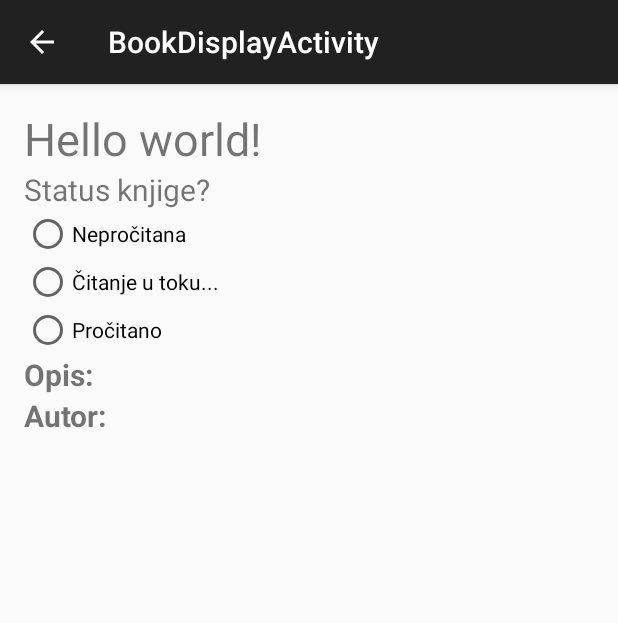
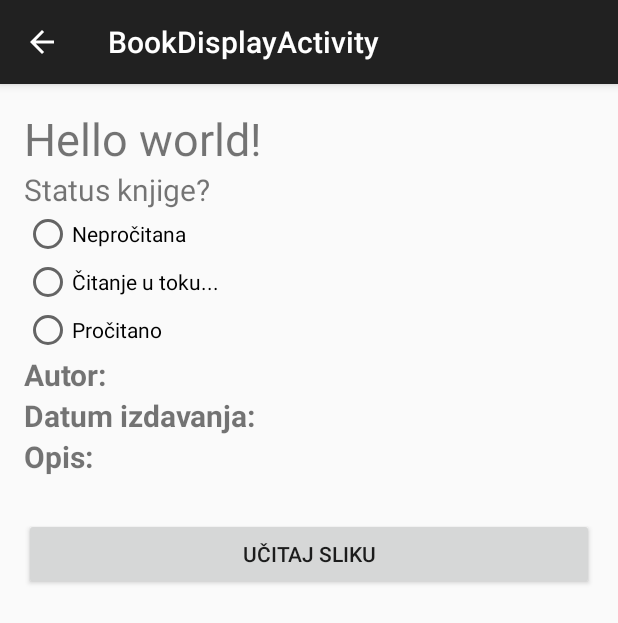
Before and after one commit to SumejjaPorca/PKKSBookDiary, an Android app: the BookDisplayActivity screen opened directly, with no data from a screen before it, on a phone screen of 412 x 824 dp. Shown: the top 623 px of the screen. Run offline under Robolectric (Android 15) with nearby library versions, the phone set to English and light mode, and no system bars; 6 statements that could not run were skipped.

```diff
--- a/MyApplication/app/src/main/AndroidManifest.xml
+++ b/MyApplication/app/src/main/AndroidManifest.xml
@@ -40,6 +40,7 @@
                 android:name="android.support.PARENT_ACTIVITY"
                 android:value="ba.unsa.etf.pkks.sil.myapplication.MainActivity" />
         </activity>
+        <uses-permission android:name="android.permission.WRITE_EXTERNAL_STORAGE" />
     </application>
 
 </manifest>
--- a/MyApplication/app/src/main/java/ba/unsa/etf/pkks/sil/myapplication/MainActivity.java
+++ b/MyApplication/app/src/main/java/ba/unsa/etf/pkks/sil/myapplication/MainActivity.java
@@ -96,7 +96,6 @@ public class MainActivity extends AppCompatActivity {
     @Override
     public void onResume() {
         super.onResume();
-        mBooks.open();
 
     }
 
--- a/MyApplication/app/src/main/res/layout/activity_book_display.xml
+++ b/MyApplication/app/src/main/res/layout/activity_book_display.xml
@@ -40,19 +40,6 @@
             android:text="@string/read"
             android:onClick="onRadioButtonClicked"/>
     </RadioGroup>
-    <LinearLayout
-        android:layout_width="wrap_content"
-        android:layout_height="wrap_content"
-        android:orientation="horizontal">
-
-        <TextView android:text="@string/desc_label" android:layout_width="fill_parent"
-            style="@style/SmallText" android:textStyle="bold"
-            android:layout_height="wrap_content" android:id="@+id/book_display_desc_label"/>
-
-        <TextView android:text="" android:layout_width="fill_parent"
-            style="@style/SmallText" android:textStyle="italic"
-            android:layout_height="wrap_content" android:id="@+id/book_display_desc"/>
-        </LinearLayout>
 
     <LinearLayout
         android:layout_width="wrap_content"
@@ -64,9 +51,54 @@
             android:layout_height="wrap_content" android:id="@+id/book_display_author_label"/>
 
         <TextView android:text="" android:layout_width="fill_parent"
-            style="@style/SmallText" android:textStyle="italic"
+            style="@style/SmallText"
             android:layout_height="wrap_content" android:id="@+id/book_display_author"/>
 
     </LinearLayout>
+
+    <LinearLayout
+        android:layout_width="wrap_content"
+        android:layout_height="wrap_content"
+        android:orientation="horizontal">
+
+        <TextView android:text="@string/date_label" android:layout_width="fill_parent"
+            style="@style/SmallText" android:textStyle="bold"
+            android:layout_height="wrap_content" android:id="@+id/book_display_date_label"/>
+
+        <TextView android:text="" android:layout_width="fill_parent"
+            style="@style/SmallText"
+            android:layout_height="wrap_content" android:id="@+id/book_display_date"/>
+    </LinearLayout>
+
+    <LinearLayout
+        android:layout_width="wrap_content"
+        android:layout_height="wrap_content"
+        android:orientation="vertical">
+
+        <TextView android:text="@string/desc_label" android:layout_width="fill_parent"
+            style="@style/SmallText" android:textStyle="bold"
+            android:layout_height="wrap_content" android:id="@+id/book_display_desc_label"/>
+
+        <TextView android:text="" android:layout_width="fill_parent"
+            style="@style/SmallText" android:textStyle="italic"
+            android:layout_height="wrap_content" android:id="@+id/book_display_desc"/>
+    </LinearLayout>
+
+        <ImageView
+            android:id="@+id/imgView"
+            android:layout_width="fill_parent"
+            android:layout_height="wrap_content"
+            android:layout_weight="1" >
+        </ImageView>
+
+        <Button
+            android:id="@+id/buttonLoadPicture"
+            android:layout_width="fill_parent"
+            android:layout_height="wrap_content"
+            android:layout_gravity="center"
+            android:layout_weight="0"
+            android:onClick="loadImagefromGallery"
+            android:text="@string/load_pic_label" >
+            </Button>
     </LinearLayout>
 </RelativeLayout>
--- a/MyApplication/app/src/main/res/values/strings.xml
+++ b/MyApplication/app/src/main/res/values/strings.xml
@@ -19,6 +19,9 @@
     <string name="enter_isbn">Unesi ISBN...</string>
     <string name="author_label">Autor: </string>
     <string name="desc_label">Opis: </string>
-
+    <string name="load_pic_label">Učitaj sliku</string>
     <string name="status">Status knjige?</string>
+    <string name="date_label">Datum izdavanja: </string>
+    <string name="img_not_picked">Niste odabrali sliku! </string>
+    <string name="error">Došlo je do greške! </string>
 </resources>
```
Also changed, not shown: MyApplication/app/src/main/java/ba/unsa/etf/pkks/sil/myapplication/Backand/BookDAO.java (+16 -0 lines), MyApplication/app/src/main/java/ba/unsa/etf/pkks/sil/myapplication/BookDisplayActivity.java (+76 -1 lines), 2 other files.
